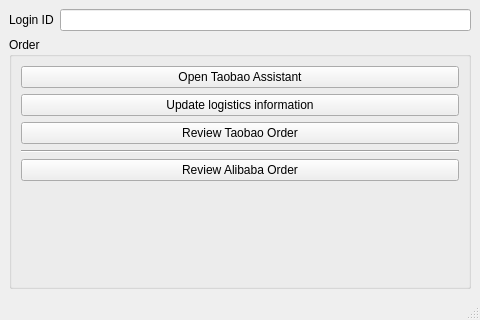
First picture: the form in alixixi.ui, repository xlongfeng/alixixi, before the edit.
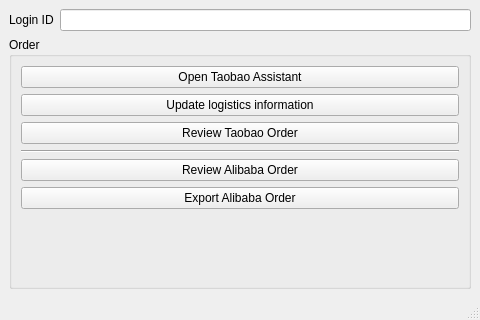
Second picture: the form after the edit.

Commit message: ali order export

Patch:
```diff
--- a/alixixi.ui
+++ b/alixixi.ui
@@ -74,6 +74,13 @@
          </property>
         </widget>
        </item>
+       <item>
+        <widget class="QPushButton" name="aliOrderExportPushButton">
+         <property name="text">
+          <string>Export Alibaba Order</string>
+         </property>
+        </widget>
+       </item>
        <item>
         <spacer name="verticalSpacer">
          <property name="orientation">
```
The commit also changes 4 other files.
